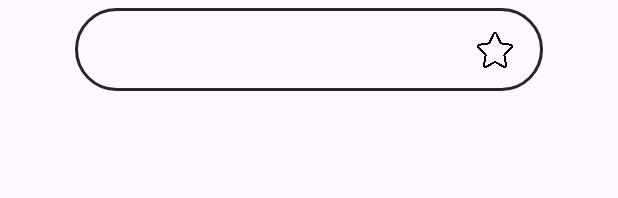
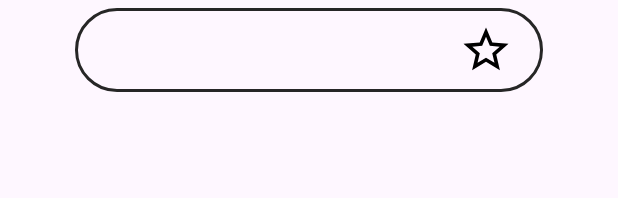
Before and after one commit to kasimAbi/Kotlin-Countries, an Android app: the layout template_list_item.xml on its own in the app's theme, with its tools: preview values and no code run, on a phone screen of 412 x 824 dp. Shown: the top 198 px of the screen. Run offline under Robolectric (Android 15) with nearby library versions, the phone set to English and light mode, and no system bars.

Commit message:
change png to icon when save countries

```diff
--- a/app/src/main/res/layout/template_list_item.xml
+++ b/app/src/main/res/layout/template_list_item.xml
@@ -6,13 +6,12 @@
     android:layout_width="match_parent"
     android:layout_height="wrap_content"
     android:paddingHorizontal="20dp"
-    android:paddingVertical="15dp"
+    android:paddingVertical="10dp"
     android:layout_marginBottom="5dp"
     android:layout_marginTop="5dp"
     android:layout_marginEnd="50dp"
     android:layout_marginStart="50dp"
     android:background="@drawable/layout_border">
-
 
     <TextView
         android:id="@+id/tvCountryName"
@@ -23,16 +22,15 @@
         android:textSize="18sp"
         android:textStyle="bold"
         app:layout_constraintBottom_toBottomOf="parent"
-        app:layout_constraintEnd_toStartOf="@+id/ivSaveCountry"
+        app:layout_constraintEnd_toStartOf="@+id/sivSaveCountry"
         app:layout_constraintStart_toStartOf="parent"
         app:layout_constraintTop_toTopOf="parent" />
 
-
-    <ImageView
-        android:id="@+id/ivSaveCountry"
-        android:layout_width="24dp"
-        android:layout_height="24dp"
-        android:src="@drawable/unsaved_icon"
+    <com.google.android.material.imageview.ShapeableImageView
+        android:id="@+id/sivSaveCountry"
+        android:layout_width="36dp"
+        android:layout_height="36dp"
+        android:src="@drawable/baseline_star_border_24"
         app:layout_constraintBottom_toBottomOf="parent"
         app:layout_constraintEnd_toEndOf="parent"
         app:layout_constraintTop_toTopOf="parent" />
```
Also changed, not shown: app/src/main/java/com/example/countries/adapter/CountryAdapter.kt (+9 -9 lines), app/src/main/res/drawable/saved_icon.png (deleted), app/src/main/res/drawable/unsaved_icon.png (deleted).
